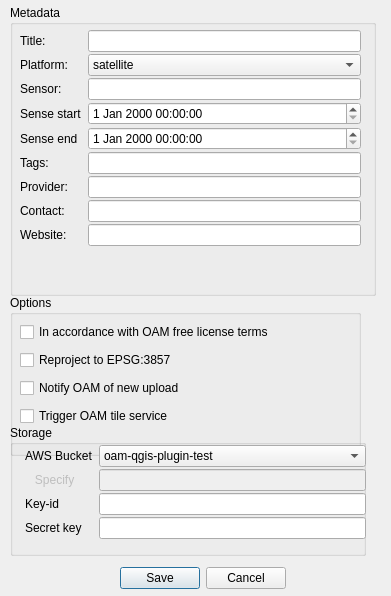
hotosm/oam-qgis-plugin, file OpenAerialMap/gui/ui/setting_dialog.ui: the form before one commit.
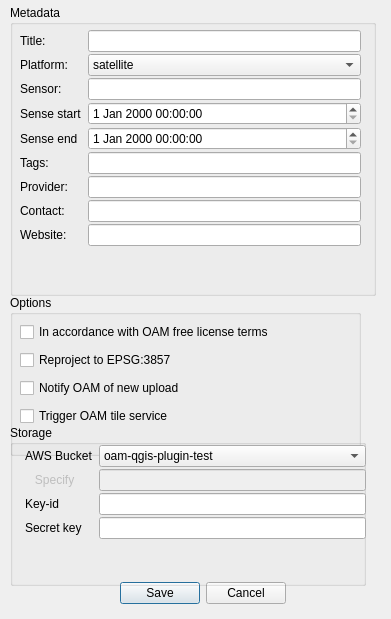
The form after the commit.

Commit message: modified image search dialog backed up the names of old .ui files by prefixing backup_ adjusted the size of setting dialog commented out the menu item for backuped upload wizard

```diff
--- a/OpenAerialMap/gui/ui/setting_dialog.ui
+++ b/OpenAerialMap/gui/ui/setting_dialog.ui
@@ -7,7 +7,7 @@
     <x>0</x>
     <y>0</y>
     <width>391</width>
-    <height>596</height>
+    <height>619</height>
    </rect>
   </property>
   <property name="windowTitle">
@@ -17,7 +17,7 @@
    <property name="geometry">
     <rect>
      <x>110</x>
-     <y>565</y>
+     <y>580</y>
      <width>176</width>
      <height>27</height>
     </rect>
@@ -266,7 +266,7 @@
      <x>10</x>
      <y>425</y>
      <width>356</width>
-     <height>131</height>
+     <height>161</height>
     </rect>
    </property>
    <property name="title">
```
The commit also changes 4 other files.
